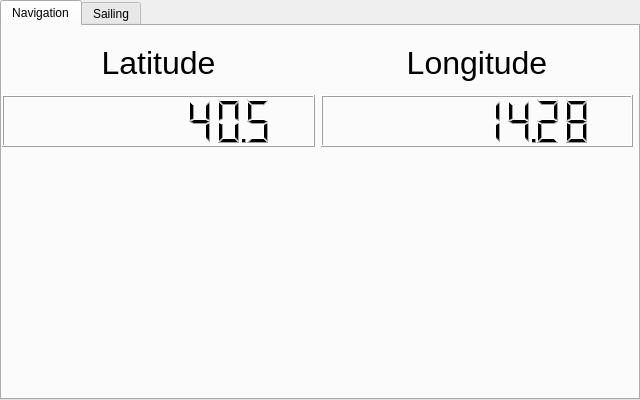
Qt form apps/dashboard/Dashboard.ui (OpenFairWind/fairwindplusplus) before a commit.
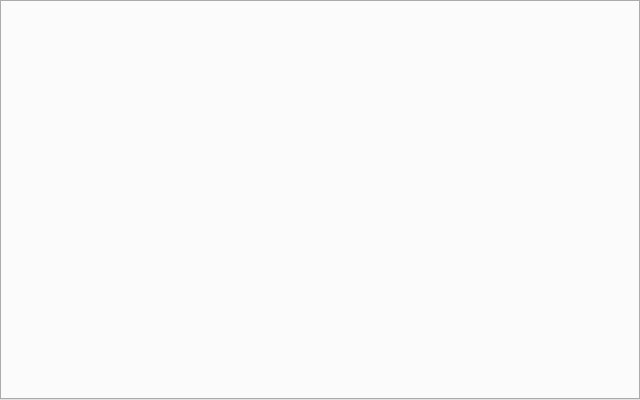
The same form after that commit.

Commit message: Updated Dashboard app

The edit to the form file:
```diff
--- a/apps/dashboard/Dashboard.ui
+++ b/apps/dashboard/Dashboard.ui
@@ -19,117 +19,27 @@
   <property name="windowTitle">
    <string>Form</string>
   </property>
-  <widget class="QTabWidget" name="tabWidget">
-   <property name="geometry">
-    <rect>
-     <x>0</x>
-     <y>0</y>
-     <width>640</width>
-     <height>400</height>
-    </rect>
+  <layout class="QGridLayout" name="gridLayout_2">
+   <property name="leftMargin">
+    <number>0</number>
    </property>
-   <property name="currentIndex">
+   <property name="topMargin">
     <number>0</number>
    </property>
-   <widget class="QWidget" name="tab_Navigation">
-    <attribute name="title">
-     <string>Navigation</string>
-    </attribute>
-    <widget class="QWidget" name="">
-     <property name="geometry">
-      <rect>
-       <x>0</x>
-       <y>10</y>
-       <width>631</width>
-       <height>111</height>
-      </rect>
-     </property>
-     <layout class="QHBoxLayout" name="horizontalLayout">
-      <item>
-       <layout class="QVBoxLayout" name="verticalLayout_Latitude">
-        <item>
-         <widget class="QLabel" name="label_Latitude">
-          <property name="font">
-           <font>
-            <pointsize>24</pointsize>
-           </font>
-          </property>
-          <property name="text">
-           <string>Latitude</string>
-          </property>
-          <property name="alignment">
-           <set>Qt::AlignCenter</set>
-          </property>
-         </widget>
-        </item>
-        <item>
-         <widget class="QLCDNumber" name="lcdNumber_Latitude">
-          <property name="frameShape">
-           <enum>QFrame::Box</enum>
-          </property>
-          <property name="smallDecimalPoint">
-           <bool>true</bool>
-          </property>
-          <property name="digitCount">
-           <number>8</number>
-          </property>
-          <property name="segmentStyle">
-           <enum>QLCDNumber::Filled</enum>
-          </property>
-          <property name="value" stdset="0">
-           <double>40.500000000000000</double>
-          </property>
-         </widget>
-        </item>
-       </layout>
-      </item>
-      <item>
-       <layout class="QVBoxLayout" name="verticalLayout_Longitude">
-        <item>
-         <widget class="QLabel" name="label_Longitude">
-          <property name="font">
-           <font>
-            <pointsize>24</pointsize>
-           </font>
-          </property>
-          <property name="text">
-           <string>Longitude</string>
-          </property>
-          <property name="alignment">
-           <set>Qt::AlignCenter</set>
-          </property>
-         </widget>
-        </item>
-        <item>
-         <widget class="QLCDNumber" name="lcdNumber_Longitude">
-          <property name="frameShape">
-           <enum>QFrame::Box</enum>
-          </property>
-          <property name="smallDecimalPoint">
-           <bool>true</bool>
-          </property>
-          <property name="digitCount">
-           <number>8</number>
-          </property>
-          <property name="segmentStyle">
-           <enum>QLCDNumber::Filled</enum>
-          </property>
-          <property name="value" stdset="0">
-           <double>14.279999999999999</double>
-          </property>
-         </widget>
-        </item>
-       </layout>
-      </item>
-     </layout>
+   <property name="rightMargin">
+    <number>0</number>
+   </property>
+   <property name="bottomMargin">
+    <number>0</number>
+   </property>
+   <property name="spacing">
+    <number>0</number>
+   </property>
+   <item row="0" column="0">
+    <widget class="QTabWidget" name="tabWidget">
     </widget>
-   </widget>
-   <widget class="QWidget" name="tab_Sailing">
-    <attribute name="title">
-     <string>Sailing</string>
-    </attribute>
-   </widget>
-  </widget>
+   </item>
+  </layout>
  </widget>
  <resources/>
  <connections/>
```
The commit also changes 3 other files.
